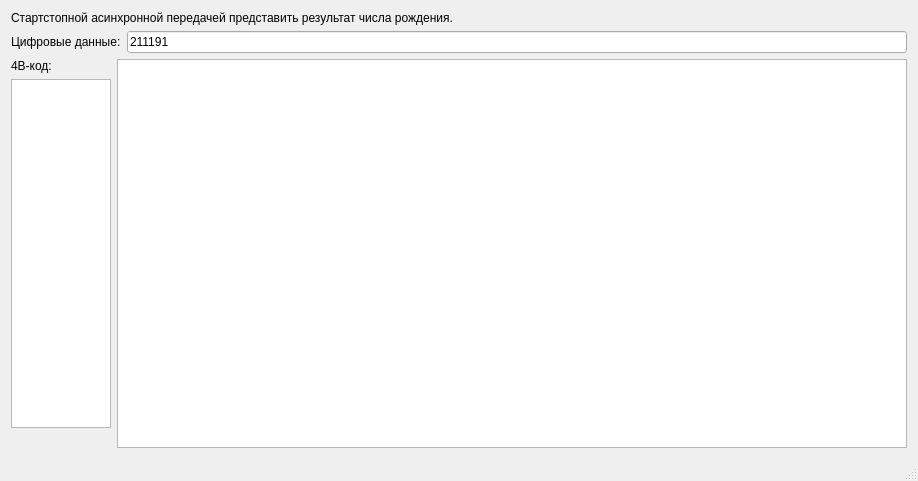
The window that NetLabs/lab6_uart/mainwindow.ui (brunql/StudentLabs) describes before a commit, drawn with Qt 5.
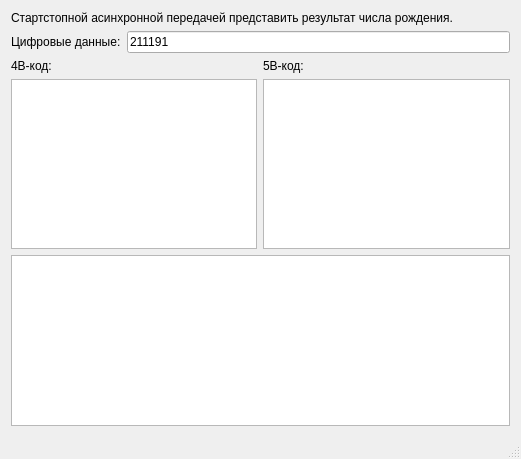
The same window after the commit.

```diff
--- a/NetLabs/lab6_uart/mainwindow.ui
+++ b/NetLabs/lab6_uart/mainwindow.ui
@@ -6,15 +6,15 @@
    <rect>
     <x>0</x>
     <y>0</y>
-    <width>918</width>
-    <height>481</height>
+    <width>521</width>
+    <height>459</height>
    </rect>
   </property>
   <property name="windowTitle">
    <string>Lab #6 - Асинхронная стартстопная передача</string>
   </property>
   <widget class="QWidget" name="centralWidget">
-   <layout class="QVBoxLayout" name="verticalLayout_2">
+   <layout class="QVBoxLayout" name="verticalLayout_3">
     <item>
      <widget class="QLabel" name="label">
       <property name="text">
@@ -46,7 +46,7 @@
     <item>
      <layout class="QHBoxLayout" name="horizontalLayout_2">
       <item>
-       <layout class="QVBoxLayout" name="verticalLayout">
+       <layout class="QVBoxLayout" name="verticalLayout_2">
         <item>
          <widget class="QLabel" name="label_3">
           <property name="sizePolicy">
@@ -69,7 +69,7 @@
         <item>
          <widget class="QPlainTextEdit" name="textEdit4B">
           <property name="sizePolicy">
-           <sizepolicy hsizetype="Maximum" vsizetype="Expanding">
+           <sizepolicy hsizetype="Expanding" vsizetype="Expanding">
             <horstretch>0</horstretch>
             <verstretch>0</verstretch>
            </sizepolicy>
@@ -85,21 +85,49 @@
           </property>
          </widget>
         </item>
+       </layout>
+      </item>
         <item>
-         <spacer name="horizontalSpacer">
-          <property name="orientation">
-           <enum>Qt::Horizontal</enum>
+       <layout class="QVBoxLayout" name="verticalLayout">
+        <item>
+         <widget class="QLabel" name="label_4">
+          <property name="sizePolicy">
+           <sizepolicy hsizetype="Maximum" vsizetype="Maximum">
+            <horstretch>0</horstretch>
+            <verstretch>0</verstretch>
+           </sizepolicy>
           </property>
-          <property name="sizeType">
-           <enum>QSizePolicy::Fixed</enum>
+          <property name="baseSize">
+           <size>
+            <width>0</width>
+            <height>0</height>
+           </size>
           </property>
-          <property name="sizeHint" stdset="0">
+          <property name="text">
+           <string>5B-код:</string>
+          </property>
+         </widget>
+        </item>
+        <item>
+         <widget class="QPlainTextEdit" name="textEdit5B">
+          <property name="sizePolicy">
+           <sizepolicy hsizetype="Expanding" vsizetype="Expanding">
+            <horstretch>0</horstretch>
+            <verstretch>0</verstretch>
+           </sizepolicy>
+          </property>
+          <property name="baseSize">
            <size>
-            <width>100</width>
-            <height>20</height>
+            <width>0</width>
+            <height>0</height>
            </size>
           </property>
-         </spacer>
+          <property name="readOnly">
+           <bool>true</bool>
+          </property>
+         </widget>
+        </item>
+       </layout>
         </item>
        </layout>
       </item>
@@ -118,8 +146,6 @@
          </size>
         </property>
        </widget>
-      </item>
-     </layout>
     </item>
    </layout>
   </widget>
```
Lines whose indentation alone changed are shown as unchanged.
